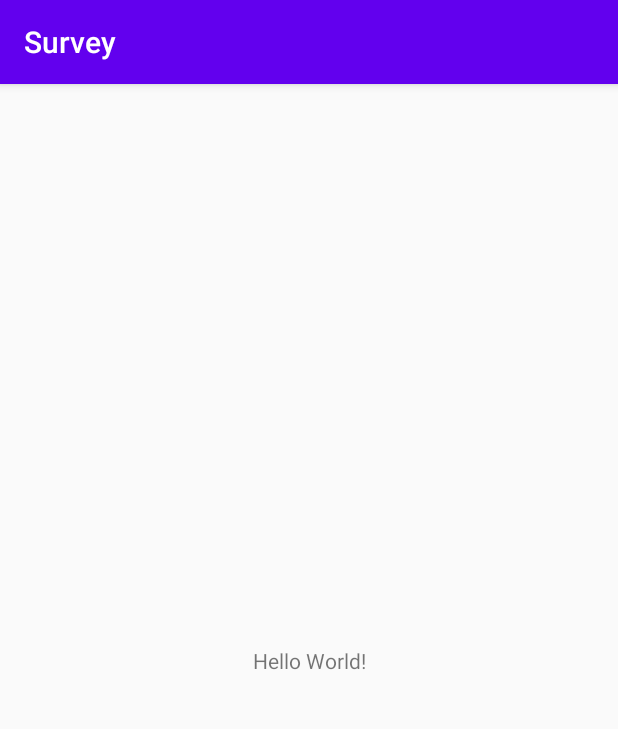
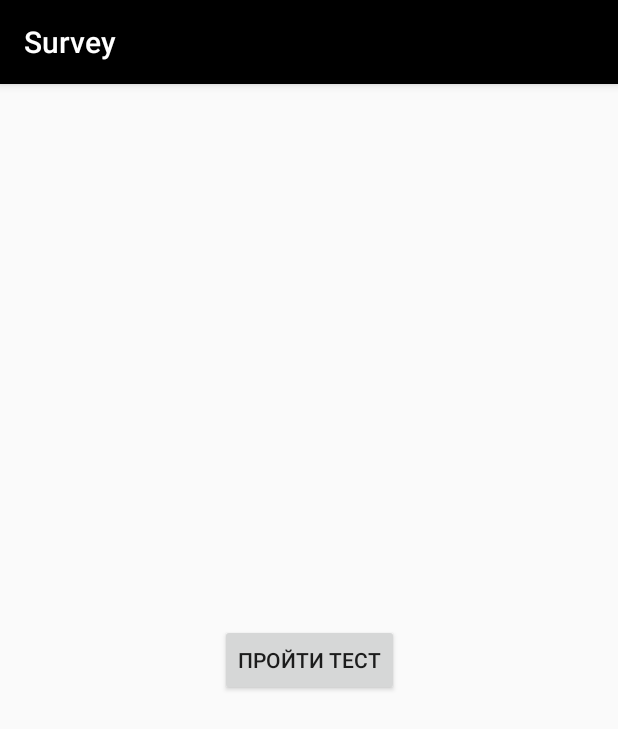
Before and after one commit to Aredruss/Survey, an Android app: the screen it shows after launch (MainActivity), on a phone screen of 412 x 824 dp. Shown: the top 729 px of the screen. Run offline under Robolectric (Android 15) with nearby library versions, the phone set to English and light mode, and no system bars.

Commit message:
Basic Logic & Layout

```diff
--- a/app/src/main/java/com/redbox/survey/MainActivity.kt
+++ b/app/src/main/java/com/redbox/survey/MainActivity.kt
@@ -1,12 +1,17 @@
 package com.redbox.survey
 
+import android.os.Bundle
 import androidx.appcompat.app.AppCompatActivity
-import android.os.Bundle
 
 class MainActivity : AppCompatActivity() {
 
     override fun onCreate(savedInstanceState: Bundle?) {
         super.onCreate(savedInstanceState)
         setContentView(R.layout.activity_main)
+
+        if (supportFragmentManager.findFragmentByTag("main") == null) {
+            supportFragmentManager.beginTransaction().replace(R.id.fragment, MainFragment())
+                .addToBackStack("main").commit()
+        }
     }
 }
--- a/app/src/main/java/com/redbox/survey/MainFragment.kt
+++ b/app/src/main/java/com/redbox/survey/MainFragment.kt
@@ -1 +1,26 @@
 package com.redbox.survey
+
+import android.os.Bundle
+import android.view.LayoutInflater
+import android.view.View
+import android.view.ViewGroup
+import androidx.fragment.app.Fragment
+import kotlinx.android.synthetic.main.fragment_main.*
+
+class MainFragment : Fragment() {
+    override fun onCreateView(
+        inflater: LayoutInflater,
+        container: ViewGroup?,
+        savedInstanceState: Bundle?
+    ): View? {
+        return inflater.inflate(R.layout.fragment_main, container, false)
+    }
+
+    override fun onViewCreated(view: View, savedInstanceState: Bundle?) {
+        super.onViewCreated(view, savedInstanceState)
+        start_test_btn.setOnClickListener {
+            val manager = activity!!.supportFragmentManager.beginTransaction()
+                .replace(R.id.fragment, QuestionFragment()).addToBackStack("test").commit()
+        }
+    }
+}
--- /dev/null
+++ b/app/src/main/res/drawable/ic_arrow_back.xml
@@ -0,0 +1,5 @@
+<vector android:height="30dp" android:tint="#FFFFFF"
+    android:viewportHeight="24.0" android:viewportWidth="24.0"
+    android:width="30dp" xmlns:android="http://schemas.android.com/apk/res/android">
+    <path android:fillColor="#FF000000" android:pathData="M20,11H7.83l5.59,-5.59L12,4l-8,8 8,8 1.41,-1.41L7.83,13H20v-2z"/>
+</vector>
--- a/app/src/main/res/layout/activity_main.xml
+++ b/app/src/main/res/layout/activity_main.xml
@@ -6,13 +6,10 @@
     android:layout_height="match_parent"
     tools:context=".MainActivity">
 
-    <TextView
-        android:layout_width="wrap_content"
-        android:layout_height="wrap_content"
-        android:text="Hello World!"
-        app:layout_constraintBottom_toBottomOf="parent"
-        app:layout_constraintLeft_toLeftOf="parent"
-        app:layout_constraintRight_toRightOf="parent"
-        app:layout_constraintTop_toTopOf="parent" />
+    <LinearLayout
+        android:id="@+id/fragment"
+        android:layout_width="match_parent"
+        android:layout_height="match_parent"
+        android:orientation="horizontal"></LinearLayout>
 
 </androidx.constraintlayout.widget.ConstraintLayout>
--- /dev/null
+++ b/app/src/main/res/layout/fragment_main.xml
@@ -0,0 +1,16 @@
+<?xml version="1.0" encoding="utf-8"?>
+<androidx.constraintlayout.widget.ConstraintLayout xmlns:android="http://schemas.android.com/apk/res/android"
+    android:layout_width="match_parent"
+    android:layout_height="match_parent"
+    xmlns:app="http://schemas.android.com/apk/res-auto">
+
+    <Button
+        android:id="@+id/start_test_btn"
+        android:layout_width="wrap_content"
+        android:layout_height="wrap_content"
+        android:text="Пройти тест"
+        app:layout_constraintTop_toTopOf="parent"
+        app:layout_constraintBottom_toBottomOf="parent"
+        app:layout_constraintLeft_toLeftOf="parent"
+        app:layout_constraintRight_toRightOf="parent"/>
+</androidx.constraintlayout.widget.ConstraintLayout>
--- a/app/src/main/res/values/colors.xml
+++ b/app/src/main/res/values/colors.xml
@@ -1,6 +1,7 @@
 <?xml version="1.0" encoding="utf-8"?>
 <resources>
-    <color name="colorPrimary">#6200EE</color>
-    <color name="colorPrimaryDark">#3700B3</color>
-    <color name="colorAccent">#03DAC5</color>
+    <color name="colorPrimary">#000000</color>
+    <color name="colorPrimaryDark">#000000</color>
+    <color name="colorAccent">#00838F</color>
+    <color name="colorWhiteFont">#FFFFFF</color>
 </resources>
```
Also changed, not shown: app/src/main/java/com/redbox/survey/QuestionFragment.kt (+20 -0 lines), app/src/main/res/layout/fragment_question.xml (+55 -70 lines), app/src/main/signs/ Танк.png (added), app/src/main/signs/Авто.png (added), app/src/main/signs/БМП.png (added), app/src/main/signs/БТР.png (added), app/src/main/signs/Гаубица.png (added), app/src/main/signs/Миномет.png (added), app/src/main/signs/Овраг.png (added), app/src/main/signs/ПТУРС.png (added), app/src/main/signs/Пулемет.png (added), app/src/main/signs/Церковь.png (added).
